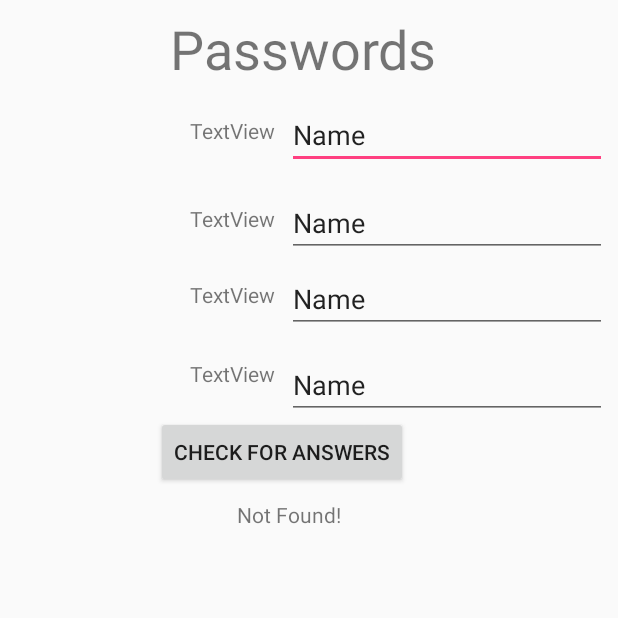
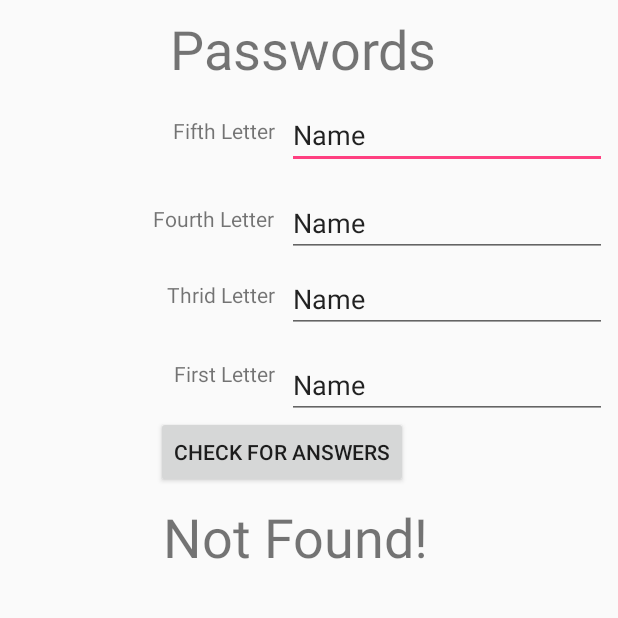
Before and after one commit to tmking01/KeepTalkingandNobodyExplodesCompanion, an Android app: the Password screen opened directly, with no data from a screen before it, after a tap on "CHECK FOR ANSWERS", on a phone screen of 412 x 824 dp, the top half of it. Run offline under Robolectric (Android 15) with nearby library versions, the phone set to English and light mode, and no system bars.

Commit message:
Passwords is in troublshooting

```diff
--- a/app/src/main/res/layout/activity_password.xml
+++ b/app/src/main/res/layout/activity_password.xml
@@ -16,40 +16,40 @@
         android:id="@+id/textView7"
         android:layout_width="wrap_content"
         android:layout_height="wrap_content"
-        android:text="TextView"
+        android:layout_marginRight="8dp"
+        android:layout_marginTop="77dp"
+        android:text="@string/FifthLetter"
         app:layout_constraintRight_toLeftOf="@+id/txtFive"
-        android:layout_marginRight="8dp"
-        app:layout_constraintTop_toTopOf="parent"
-        android:layout_marginTop="77dp" />
+        app:layout_constraintTop_toTopOf="parent" />
 
     <TextView
         android:id="@+id/textView8"
         android:layout_width="wrap_content"
         android:layout_height="wrap_content"
-        android:text="TextView"
-        app:layout_constraintRight_toLeftOf="@+id/txtFour"
         android:layout_marginRight="8dp"
         android:layout_marginTop="39dp"
+        android:text="@string/FourthLetter"
+        app:layout_constraintRight_toLeftOf="@+id/txtFour"
         app:layout_constraintTop_toBottomOf="@+id/textView7" />
 
     <TextView
         android:id="@+id/textView9"
         android:layout_width="wrap_content"
         android:layout_height="wrap_content"
-        android:text="TextView"
-        app:layout_constraintRight_toLeftOf="@+id/txtThree"
         android:layout_marginRight="8dp"
         android:layout_marginTop="31dp"
+        android:text="@string/ThridLetter"
+        app:layout_constraintRight_toLeftOf="@+id/txtThree"
         app:layout_constraintTop_toBottomOf="@+id/textView8" />
 
     <TextView
         android:id="@+id/textView10"
         android:layout_width="wrap_content"
         android:layout_height="wrap_content"
-        android:text="TextView"
-        app:layout_constraintRight_toLeftOf="@+id/txtOne"
         android:layout_marginRight="8dp"
         android:layout_marginTop="33dp"
+        android:text="@string/FirstLetter"
+        app:layout_constraintRight_toLeftOf="@+id/txtOne"
         app:layout_constraintTop_toBottomOf="@+id/textView9" />
 
     <EditText
@@ -131,11 +131,12 @@
         android:id="@+id/lblAnswer"
         android:layout_width="wrap_content"
         android:layout_height="wrap_content"
+        android:layout_marginLeft="8dp"
         android:layout_marginRight="8dp"
+        android:layout_marginTop="8dp"
+        android:textSize="36sp"
+        app:layout_constraintHorizontal_bias="0.46"
+        app:layout_constraintLeft_toLeftOf="parent"
         app:layout_constraintRight_toRightOf="parent"
-        android:layout_marginLeft="8dp"
-        app:layout_constraintLeft_toLeftOf="parent"
-        app:layout_constraintHorizontal_bias="0.46"
-        android:layout_marginTop="8dp"
         app:layout_constraintTop_toBottomOf="@+id/button" />
 </android.support.constraint.ConstraintLayout>
--- a/app/src/main/res/values/strings.xml
+++ b/app/src/main/res/values/strings.xml
@@ -179,6 +179,10 @@
     <string name="WordFifth">Fifth</string>
     <string name="PasswordsTitle">Passwords</string>
     <string name="BTNcheckanswers">Check For Answers</string>
+    <string name="FifthLetter">Fifth Letter</string>
+    <string name="FourthLetter">Fourth Letter</string>
+    <string name="ThridLetter">Thrid Letter</string>
+    <string name="FirstLetter">First Letter</string>
 
 
     <!-- ================================================================= -->
```
